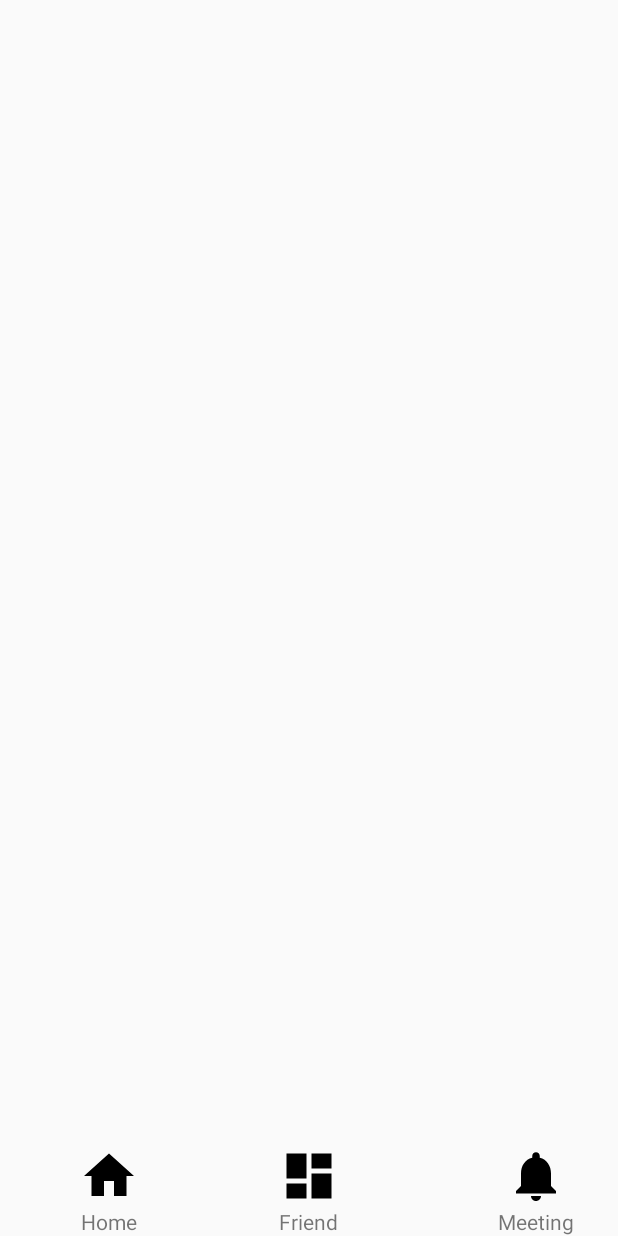
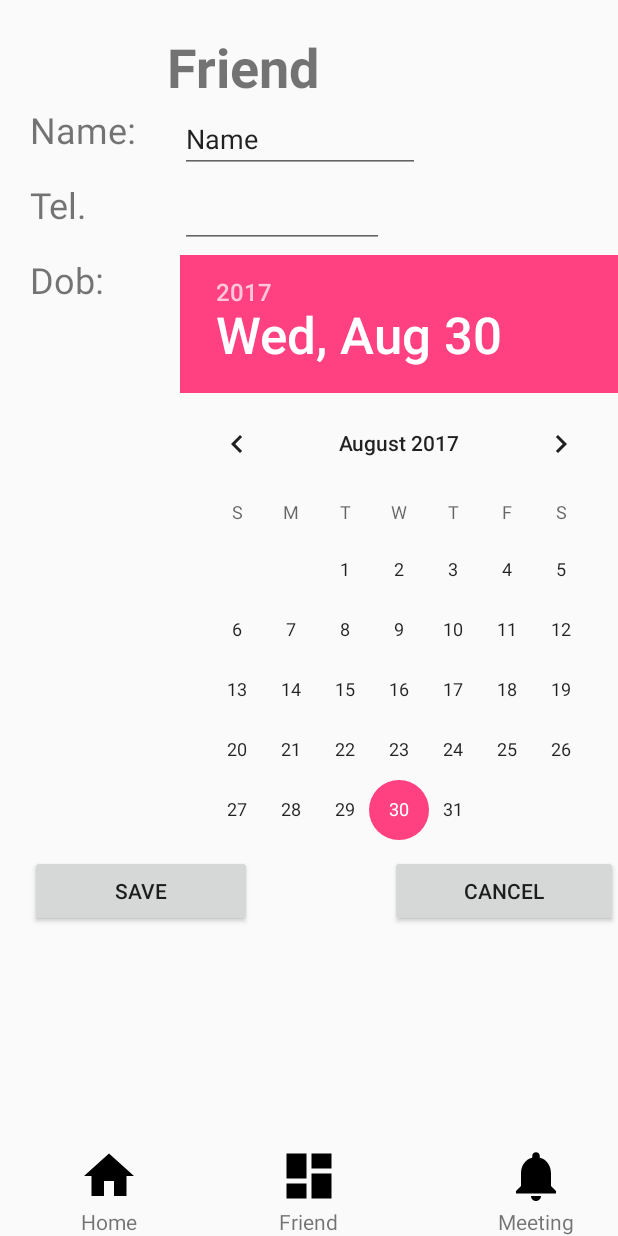
Before and after one commit to rmit-s3509578-chang-xinyu/FriendTrackerApp, an Android app: the fragment FriendEditFragment placed in its activity, on a phone screen of 412 x 824 dp. Run offline under Robolectric (Android 15) with nearby library versions, the phone set to English and light mode, and no system bars.

Commit message:
change friend edit view

```diff
--- a/src/main/java/com/example/xinyu/friendtracker/FriendEditFragment.java
+++ b/src/main/java/com/example/xinyu/friendtracker/FriendEditFragment.java
@@ -9,6 +9,7 @@ import android.view.LayoutInflater;
 import android.view.View;
 import android.view.ViewGroup;
 
+import java.util.ArrayList;
 import java.util.UUID;
 
 
@@ -26,15 +27,15 @@ public class FriendEditFragment extends Fragment {
     // the fragment initialization parameters, e.g. ARG_ITEM_NUMBER
     private static final String ARG_PARAM1 = "param1";
     private static final String ARG_PARAM2 = "param2";
-    private static final String EXTRA_PATIENT_ID = "patient_id";
-
+    private static final String EXTRA_FRIEND_ID = "com.example.xinyu.friendtracker.contact.id";
+private static final String EXTRA_FRIEND_Name="com.example.xinyu.friendtracker.contact.name";
     protected static final String LOG_TAG = "ASDFASDF";
 
 
     // TODO: Rename and change types of parameters
     private String mParam1;
     private String mParam2;
-
+    private ArrayList<ContactDetail> list;
     private OnFragmentInteractionListener mListener;
 
     private ContactDetail contactDetail;
@@ -57,12 +58,14 @@ public class FriendEditFragment extends Fragment {
 //    }
     public FriendEditFragment() {
         // Required empty public constructor
+
+
     }
 
 
     public static FriendEditFragment newInstance(UUID pId) {
         Bundle args = new Bundle();
-        args.putSerializable(EXTRA_PATIENT_ID, pId);
+        args.putSerializable(EXTRA_FRIEND_ID, pId);
         FriendEditFragment fragment = new FriendEditFragment();
         fragment.setArguments(args);
         return fragment;
@@ -72,12 +75,10 @@ public class FriendEditFragment extends Fragment {
     public void onCreate(Bundle savedInstanceState) {
         super.onCreate(savedInstanceState);
         if (getArguments() != null) {
-            mParam1 = getArguments().getString(ARG_PARAM1);
-            mParam2 = getArguments().getString(ARG_PARAM2);
+            UUID id = (UUID) getArguments().getSerializable(EXTRA_FRIEND_ID);
+            contactDetail = DataContext.get(getActivity()).getFriend(id);
+            Log.e(LOG_TAG, "got id hahahaha");
 
-            UUID id = (UUID) getArguments().getSerializable(EXTRA_PATIENT_ID);
-            contactDetail = DataContext.get(getActivity()).getPatient(id);
-            Log.e(LOG_TAG, "got id hahahaha");
         }
     }
 
--- a/src/main/res/layout/fragment_friend_edit.xml
+++ b/src/main/res/layout/fragment_friend_edit.xml
@@ -5,9 +5,92 @@
     tools:context="com.example.xinyu.friendtracker.FriendEditFragment">
 
     <!-- TODO: Update blank fragment layout -->
+
     <TextView
+        android:id="@+id/textView6"
+        android:layout_width="284dp"
+        android:layout_height="wrap_content"
+        android:layout_margin="20dp"
+        android:layout_marginTop="10dp"
+        android:text="Friend"
+        android:textAlignment="center"
+        android:textSize="36sp"
+        android:textStyle="bold" />
+
+    <TextView
+        android:id="@+id/textView3"
+        android:layout_width="81dp"
+        android:layout_height="43dp"
+        android:layout_marginLeft="20dp"
+        android:layout_marginTop="70dp"
+        android:text="Name:"
+        android:textSize="24sp" />
+
+    <TextView
+        android:id="@+id/textView4"
+        android:layout_width="wrap_content"
+        android:layout_height="wrap_content"
+        android:layout_marginLeft="20dp"
+        android:layout_marginTop="120dp"
+        android:text="Tel."
+        android:textSize="24sp" />
+
+    <Button
+        android:id="@+id/button2"
+        android:layout_width="148dp"
+        android:layout_height="wrap_content"
+        android:layout_gravity="center_horizontal|bottom|left"
+        android:layout_marginLeft="20dp"
+        android:layout_marginTop="360dp"
+        android:text="Save" />
+
+    <Button
+        android:id="@+id/button3"
+        android:layout_width="152dp"
+        android:layout_height="wrap_content"
+        android:layout_gravity="center_horizontal|bottom|right"
+        android:layout_marginLeft="220dp"
+        android:layout_marginTop="360dp"
+        android:text="Cancel" />
+
+    <EditText
+        android:id="@+id/editText"
+        android:layout_width="160dp"
+        android:layout_height="wrap_content"
+        android:layout_marginLeft="120dp"
+        android:layout_marginTop="70dp"
+        android:ems="10"
+        android:inputType="textPersonName"
+        android:text="Name" />
+
+    <EditText
+        android:id="@+id/editText4"
+        android:layout_width="136dp"
+        android:layout_height="wrap_content"
+        android:layout_marginLeft="120dp"
+        android:layout_marginTop="120dp"
+        android:ems="10"
+        android:inputType="phone" />
+
+    <DatePicker
+        android:id="@+id/datePicker"
         android:layout_width="match_parent"
         android:layout_height="match_parent"
-         />
+        android:layout_marginLeft="120dp"
+        android:layout_marginTop="170dp" />
+
+    <TextView
+        android:id="@+id/textView7"
+        android:layout_width="wrap_content"
+        android:layout_height="wrap_content" />
+
+    <TextView
+        android:id="@+id/textView5"
+        android:layout_width="wrap_content"
+        android:layout_height="wrap_content"
+        android:layout_marginLeft="20dp"
+        android:layout_marginTop="170dp"
+        android:text="Dob:"
+        android:textSize="24sp" />
 
 </FrameLayout>
```
Also changed, not shown: src/main/java/com/example/xinyu/friendtracker/ContactDetail.java (+22 -17 lines), src/main/java/com/example/xinyu/friendtracker/FriendFragment.java (+2 -12 lines).
